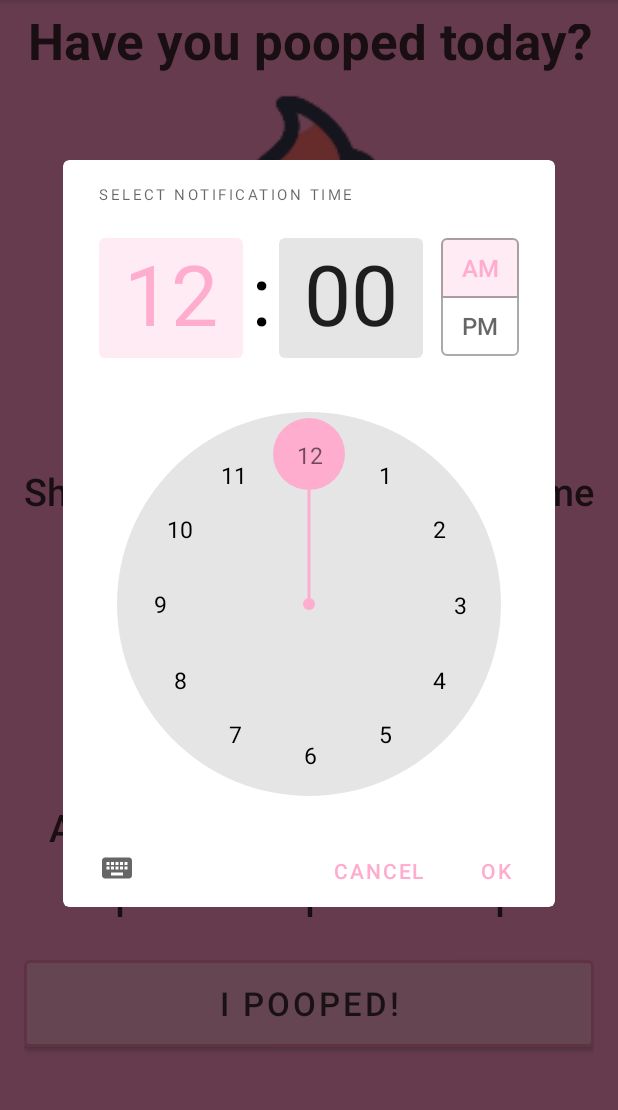
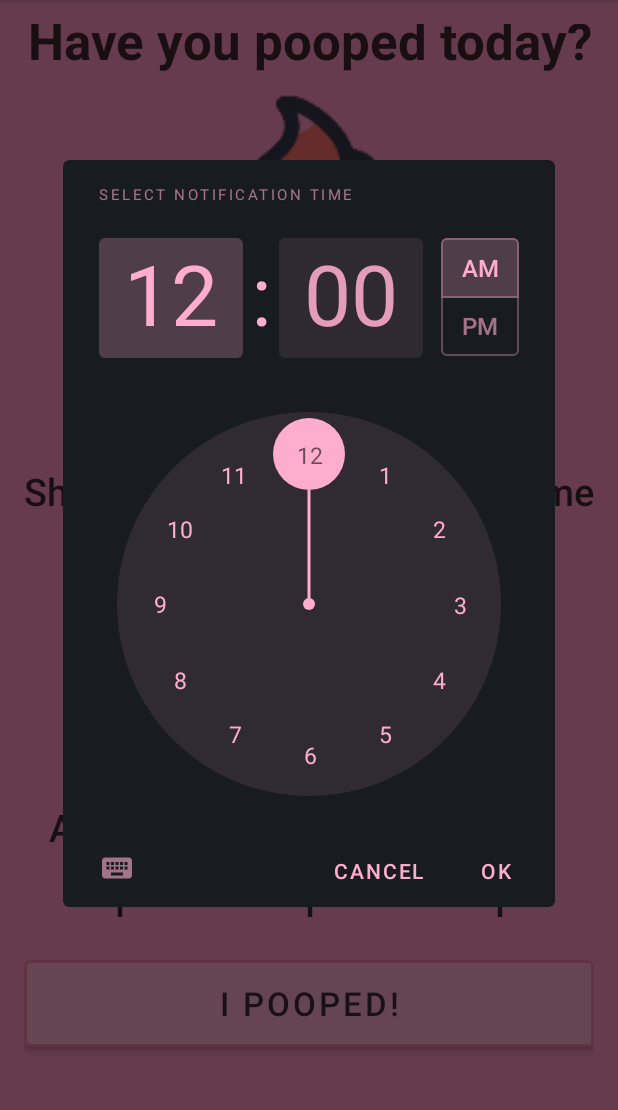
Before and after one commit to everdro1d/PoopTrackerApp, an Android app: the screen it shows after launch (MainActivity), after a tap on "REMINDER TIME:", on a phone screen of 412 x 824 dp, the part 84-1194 px from its top. Run offline under Robolectric (Android 15) with nearby library versions, the phone set to English and light mode, and no system bars; 1 other tap on this screen came first.

Commit message:
updated timepicker colors

```diff
--- a/app/src/main/java/com/everdro1d/pooptracker/MainActivity.java
+++ b/app/src/main/java/com/everdro1d/pooptracker/MainActivity.java
@@ -1,6 +1,8 @@
 package com.everdro1d.pooptracker;
 
 import static android.text.format.DateFormat.is24HourFormat;
+
+import static com.google.android.material.timepicker.MaterialTimePicker.INPUT_MODE_CLOCK;
 
 import android.annotation.SuppressLint;
 import android.app.AlarmManager;
@@ -10,10 +12,8 @@ import android.app.PendingIntent;
 import android.content.Intent;
 import android.content.SharedPreferences;
 import android.media.MediaPlayer;
-import android.os.Build;
 import android.os.Bundle;
 import android.os.Handler;
-import android.provider.Settings;
 import android.util.Log;
 import android.view.Menu;
 import android.view.MenuItem;
@@ -40,7 +40,7 @@ public class MainActivity extends AppCompatActivity {
 
     private int previousDay, previousWeek;
 
-    private int hour, minute;
+    public int hour, minute;
 
     private String menuItem2Time = "";
     MediaPlayer mp;
@@ -432,7 +432,7 @@ public class MainActivity extends AppCompatActivity {
     }
 
     // sets the time for the notification
-    private void handleNotification(int hour, int minute) {
+    public void handleNotification(int hour, int minute) {
         // Create an Intent and set the class that will execute when the Alarm triggers.
         Intent alarmIntent = new Intent(this, AlarmReceiver.class);
 
@@ -446,10 +446,11 @@ public class MainActivity extends AppCompatActivity {
         // Set the alarm's trigger time
         long triggerTime = calendar.getTimeInMillis();
 
-        // Set the alarm to repeat every day
+        // Set the alarm
         PendingIntent pendingIntent = PendingIntent.getBroadcast(this, 0, alarmIntent, PendingIntent.FLAG_IMMUTABLE);
         AlarmManager alarmManager = (AlarmManager) getSystemService(ALARM_SERVICE);
-        alarmManager.setExactAndAllowWhileIdle(AlarmManager.RTC_WAKEUP, triggerTime, pendingIntent);
+        //INEXACT REPEAT
+        alarmManager.setRepeating(AlarmManager.RTC_WAKEUP, triggerTime, 24*3600*1000, pendingIntent);
 
         // Log the alarm time
         Log.v("Alarm", "Alarm set for " + hour + ":" + minute);
@@ -477,6 +478,7 @@ public class MainActivity extends AppCompatActivity {
         //creates the time picker
         MaterialTimePicker mTimePicker = new MaterialTimePicker.Builder()
                 .setTimeFormat(clockFormat)
+                .setInputMode(INPUT_MODE_CLOCK)
                 .setHour(hour)
                 .setMinute(minute)
                 .setTitleText("Select notification time")
--- /dev/null
+++ b/app/src/main/res/color/popup_display_text_color.xml
@@ -0,0 +1,8 @@
+<?xml version="1.0" encoding="utf-8"?>
+<selector xmlns:android="http://schemas.android.com/apk/res/android">
+
+	<item android:color="?attr/colorOnPrimary" android:state_enabled="true" android:state_selected="true"/>
+	<item android:color="?attr/colorOnPrimary" android:state_enabled="true" android:state_checked="true"/>
+	<item android:alpha="0.87" android:color="?attr/colorOnSurface" android:state_enabled="true"/>
+	<item android:alpha="0.33" android:color="?attr/colorOnSurface"/>
+</selector>
--- a/app/src/main/res/values-night/themes.xml
+++ b/app/src/main/res/values-night/themes.xml
@@ -5,6 +5,10 @@
         <item name="colorPrimary">@color/header_accent_dark</item>
         <item name="colorPrimaryVariant">@color/background_dark</item>
         <item name="colorOnPrimary">@color/text_dark</item>
+        <item name="colorOnSurface">#834FE1</item>
+        <item name="chipStyle">@style/Widget.App.Chip</item>
+        <item name="colorSurface">@color/quantum_grey900</item>
+        <item name="imageButtonStyle">@style/Widget.AppCompat.ImageButton</item>
 
         <!-- Option menu tints. (does not change) -->
         <item name="colorAccent">@color/colorAccent</item>
@@ -28,4 +32,9 @@
     <style name="CMOptionsMenu" parent="Widget.AppCompat.PopupMenu.Overflow">
         <item name="android:popupBackground">?attr/colorPrimary</item>
     </style>
+
+    <!-- Chip style. -->
+    <style name="Widget.App.Chip" parent="Widget.Material3.MaterialTimePicker.Display">
+        <item name="android:textColor">@color/popup_display_text_color</item>
+    </style>
 </resources>
--- a/app/src/main/res/values/themes.xml
+++ b/app/src/main/res/values/themes.xml
@@ -5,6 +5,10 @@
         <item name="colorPrimary">@color/header_accent_light</item>
         <item name="colorPrimaryVariant">@color/background_light</item>
         <item name="colorOnPrimary">@color/text_light</item>
+        <item name="colorOnSurface">?attr/colorPrimary</item>
+        <item name="chipStyle">@style/Widget.App.Chip</item>
+        <item name="colorSurface">#181B20</item>
+        <item name="imageButtonStyle">@style/Widget.AppCompat.ImageButton</item>
 
         <!-- Option menu tints. (does not change) -->
         <item name="colorAccent">@color/colorAccent</item>
@@ -14,6 +18,7 @@
         <item name="android:statusBarColor">@color/header_accent_light</item>
         <item name="android:windowLightStatusBar">true</item>
         <item name="titleTextColor">?attr/colorOnPrimary</item>
+
 
         <!-- Customize your theme here. -->
         <item name="android:textColor">?attr/colorOnPrimary</item>
@@ -25,4 +30,9 @@
     <style name="CMOptionsMenu" parent="Widget.AppCompat.PopupMenu.Overflow">
         <item name="android:popupBackground">?attr/colorPrimary</item>
     </style>
+
+    <!-- Chip style. -->
+    <style name="Widget.App.Chip" parent="Widget.Material3.MaterialTimePicker.Display">
+        <item name="android:textColor">@color/popup_display_text_color</item>
+    </style>
 </resources>
```
